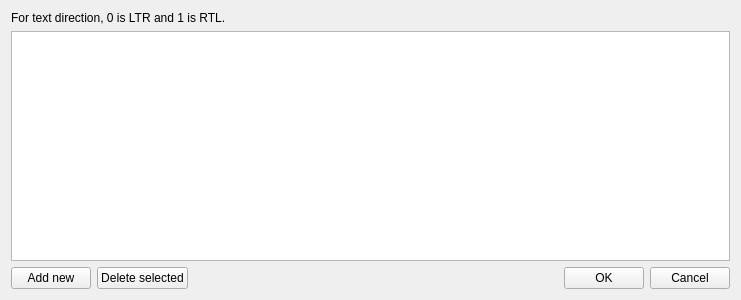
This is writingsystemsform.ui in adamb924/Gloss as Qt 5 draws it before an edit. The edited form follows.
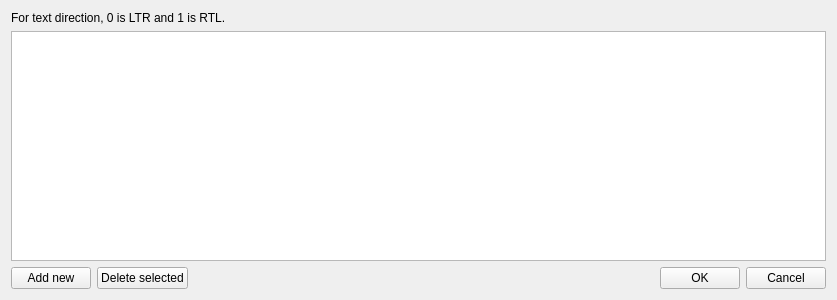
This is the edited form.

The edit to the form file:
```diff
--- a/writingsystemsform.ui
+++ b/writingsystemsform.ui
@@ -6,7 +6,7 @@
    <rect>
     <x>0</x>
     <y>0</y>
-    <width>741</width>
+    <width>837</width>
     <height>300</height>
    </rect>
   </property>
```
